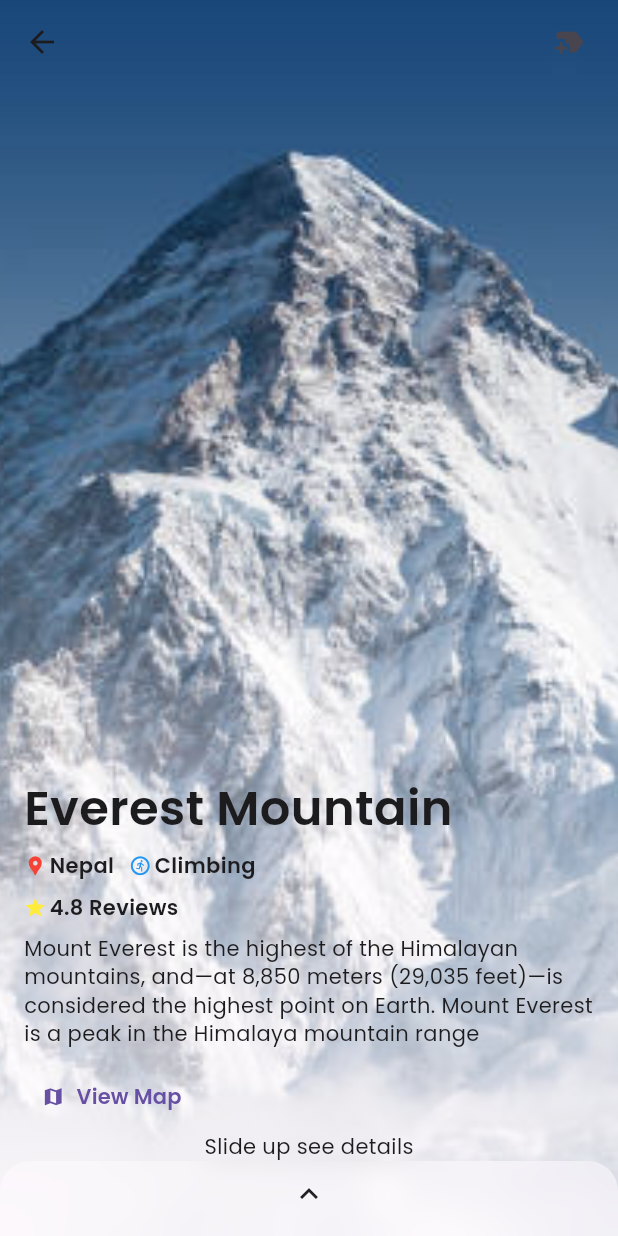
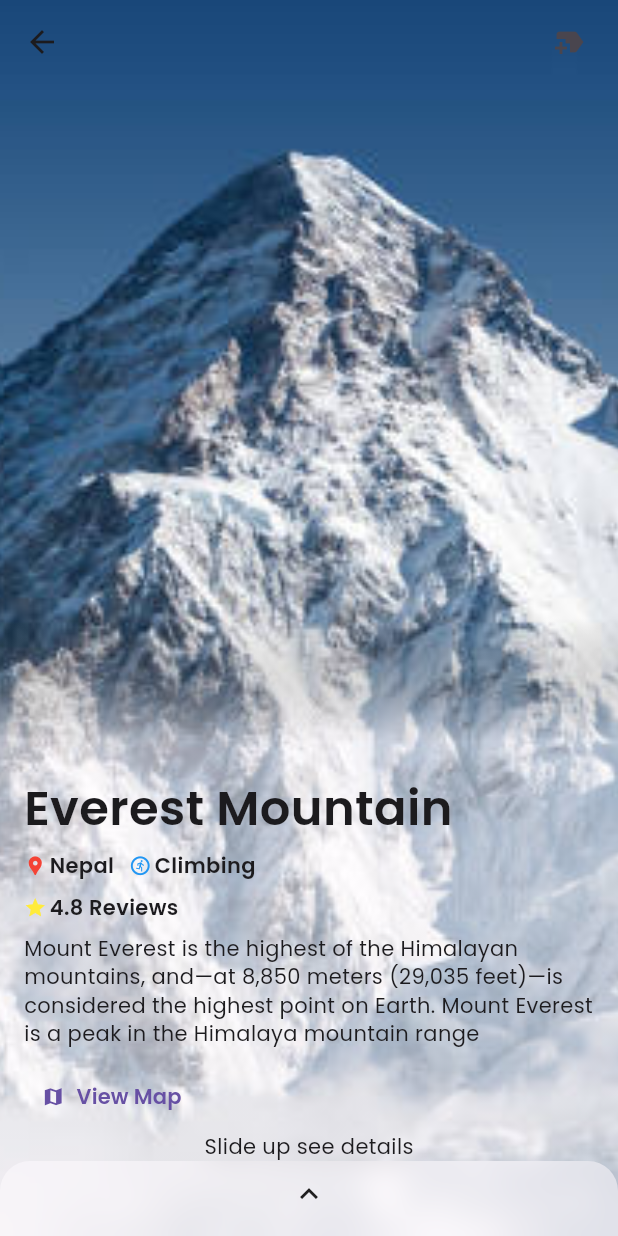
Before and after one commit to AnkitVerma8584/TripPlannerUi, a Flutter app: the PlaceDetailsScreen screen opened directly with sample values from the repository, on a phone screen of 412 x 824 dp. Run offline on Flutter 3.47's test engine with Material 2 defaults, Android fonts, the phone set to English and light mode, and no system bars; our stand-ins replace google_fonts, simple_gradient_text.

Commit message:
Minor bugs fixed

```diff
--- a/lib/pages/details/details_screen.dart
+++ b/lib/pages/details/details_screen.dart
@@ -1,5 +1,4 @@
 import 'dart:ui';
-
 import 'package:adventure/models/adventure_place.dart';
 import 'package:adventure/pages/details/sections/journey_details.dart';
 import 'package:adventure/pages/details/sections/place_details.dart';
@@ -45,10 +44,12 @@ class _PlaceDetailsScreenState extends State<PlaceDetailsScreen> {
                   width: double.infinity,
                 )),
           ),
-          AnimatedOpacity(
-            opacity: value == 50 ? 1 : 0,
-            duration: const Duration(milliseconds: 300),
-            child: Positioned.fill(child: PlaceDetails(place: widget.place)),
+          Positioned.fill(
+            child: AnimatedOpacity(
+              opacity: value == 50 ? 1 : 0,
+              duration: const Duration(milliseconds: 300),
+              child: PlaceDetails(place: widget.place),
+            ),
           ),
           Positioned(
             left: 0,
--- a/lib/pages/details/sections/journey_details.dart
+++ b/lib/pages/details/sections/journey_details.dart
@@ -1,5 +1,3 @@
-import 'dart:ui';
-
 import 'package:adventure/models/adventure_place.dart';
 import 'package:adventure/theme/colors.dart';
 import 'package:adventure/theme/typography.dart';
@@ -15,8 +13,9 @@ class JourneyDetails extends StatelessWidget {
 
   final bool isDisplayed;
   final AdventurePlace place;
+  final Function(double) onHeightChange;
+
   final GlobalKey containerKey = GlobalKey();
-  final Function(double) onHeightChange;
 
   double getHeight() {
     final RenderBox renderBox =
@@ -28,12 +27,10 @@ class JourneyDetails extends StatelessWidget {
   Widget build(BuildContext context) {
     return GestureDetector(
       key: containerKey,
-      onVerticalDragUpdate: (details) {
-        onHeightChange(details.delta.dy > 0 ? 50 : getHeight());
-      },
+      onVerticalDragUpdate: (details) =>
+          onHeightChange(details.delta.dy > 0 ? 50 : getHeight()),
       child: Container(
         padding: const EdgeInsets.symmetric(horizontal: 16),
-        width: double.infinity,
         child: Column(
           crossAxisAlignment: CrossAxisAlignment.start,
           children: [
--- a/lib/pages/details/sections/place_details.dart
+++ b/lib/pages/details/sections/place_details.dart
@@ -20,8 +20,11 @@ class PlaceDetails extends StatelessWidget {
               end: Alignment.bottomCenter,
               colors: [
             Colors.transparent,
-            getColorScheme(context).background.withOpacity(0.2),
-            getColorScheme(context).background.withOpacity(0.8)
+            getSurfaceColor(context, opacity: 0.5)
+          ],
+              stops: const [
+            0.5,
+            0.6
           ])),
       padding: const EdgeInsets.symmetric(horizontal: 16),
       child: Column(
--- a/lib/theme/colors.dart
+++ b/lib/theme/colors.dart
@@ -2,9 +2,9 @@ import 'package:flutter/material.dart';
 
 ColorScheme getColorScheme(context) => Theme.of(context).colorScheme;
 
-Color? getSurfaceColor(BuildContext context, {double opacity = 1}) =>
+Color getSurfaceColor(BuildContext context, {double opacity = 1}) =>
     Theme.of(context).colorScheme.surface.withOpacity(opacity);
-Color? getOnSurfaceColor(BuildContext context, {double opacity = 1}) =>
+Color getOnSurfaceColor(BuildContext context, {double opacity = 1}) =>
     Theme.of(context).colorScheme.onSurface.withOpacity(opacity);
 
 const lightColorScheme = ColorScheme(
```
